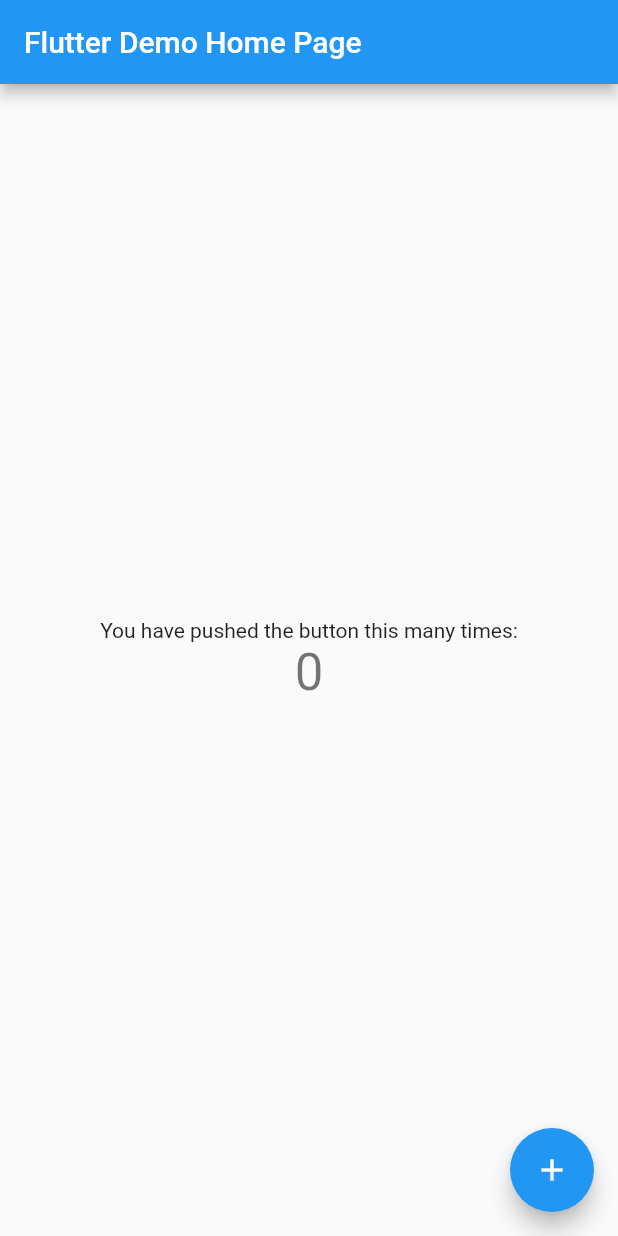
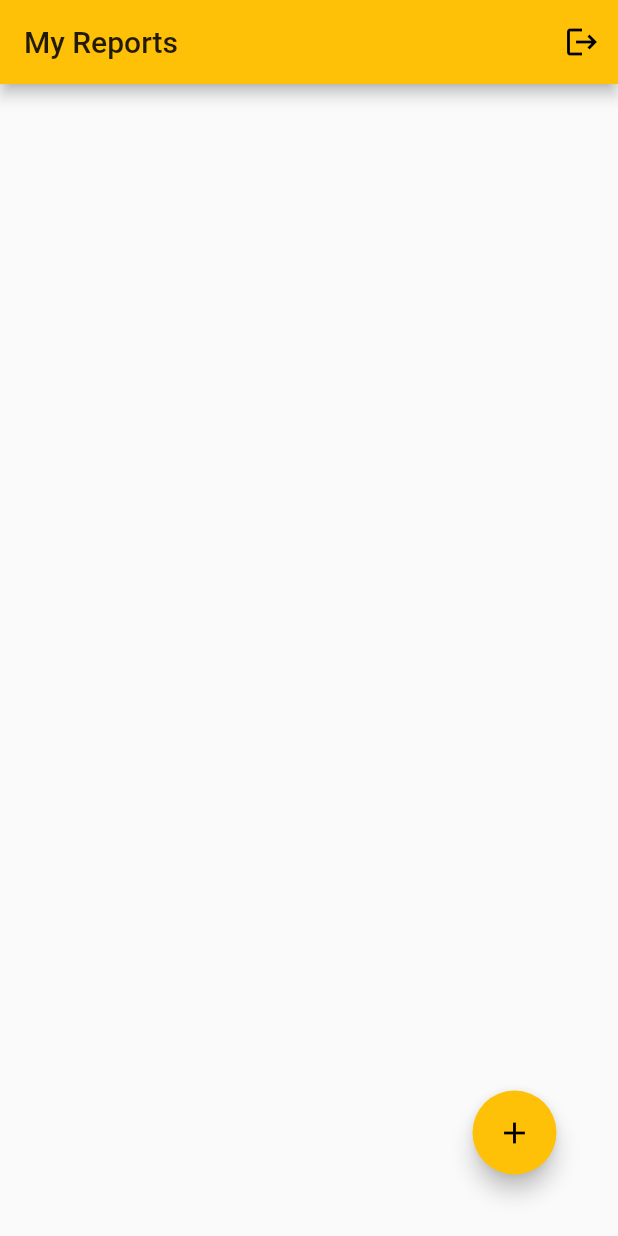
Before and after one commit to subhashissuara/Lend-A-Hand, a Flutter app: the screen it shows after launch, on a phone screen of 412 x 824 dp. Run offline on Flutter 3.47's test engine with Material 2 defaults, Android fonts, the phone set to English and light mode, and no system bars.

Commit message:
Create Home View

```diff
--- a/lib/main.dart
+++ b/lib/main.dart
@@ -1,3 +1,4 @@
+import 'package:Lend_A_Hand/views/home.dart';
 import 'package:flutter/material.dart';
 
 void main() {
@@ -9,109 +10,12 @@
   @override
   Widget build(BuildContext context) {
     return MaterialApp(
-      title: 'Flutter Demo',
+      debugShowCheckedModeBanner: false,
+      title: 'Lend a hand',
       theme: ThemeData(
-        // This is the theme of your application.
-        //
-        // Try running your application with "flutter run". You'll see the
-        // application has a blue toolbar. Then, without quitting the app, try
-        // changing the primarySwatch below to Colors.green and then invoke
-        // "hot reload" (press "r" in the console where you ran "flutter run",
-        // or simply save your changes to "hot reload" in a Flutter IDE).
-        // Notice that the counter didn't reset back to zero; the application
-        // is not restarted.
-        primarySwatch: Colors.blue,
-        // This makes the visual density adapt to the platform that you run
-        // the app on. For desktop platforms, the controls will be smaller and
-        // closer together (more dense) than on mobile platforms.
-        visualDensity: VisualDensity.adaptivePlatformDensity,
+        primarySwatch: Colors.amber,
       ),
-      home: MyHomePage(title: 'Flutter Demo Home Page'),
+      home: Home(),
     );
   }
 }
-
-class MyHomePage extends StatefulWidget {
-  MyHomePage({Key key, this.title}) : super(key: key);
-
-  // This widget is the home page of your application. It is stateful, meaning
-  // that it has a State object (defined below) that contains fields that affect
-  // how it looks.
-
-  // This class is the configuration for the state. It holds the values (in this
-  // case the title) provided by the parent (in this case the App widget) and
-  // used by the build method of the State. Fields in a Widget subclass are
-  // always marked "final".
-
-  final String title;
-
-  @override
-  _MyHomePageState createState() => _MyHomePageState();
-}
-
-class _MyHomePageState extends State<MyHomePage> {
-  int _counter = 0;
-
-  void _incrementCounter() {
-    setState(() {
-      // This call to setState tells the Flutter framework that something has
-      // changed in this State, which causes it to rerun the build method below
-      // so that the display can reflect the updated values. If we changed
-      // _counter without calling setState(), then the build method would not be
-      // called again, and so nothing would appear to happen.
-      _counter++;
-    });
-  }
-
-  @override
-  Widget build(BuildContext context) {
-    // This method is rerun every time setState is called, for instance as done
-    // by the _incrementCounter method above.
-    //
-    // The Flutter framework has been optimized to make rerunning build methods
-    // fast, so that you can just rebuild anything that needs updating rather
-    // than having to individually change instances of widgets.
-    return Scaffold(
-      appBar: AppBar(
-        // Here we take the value from the MyHomePage object that was created by
-        // the App.build method, and use it to set our appbar title.
-        title: Text(widget.title),
-      ),
-      body: Center(
-        // Center is a layout widget. It takes a single child and positions it
-        // in the middle of the parent.
-        child: Column(
-          // Column is also a layout widget. It takes a list of children and
-          // arranges them vertically. By default, it sizes itself to fit its
-          // children horizontally, and tries to be as tall as its parent.
-          //
-          // Invoke "debug painting" (press "p" in the console, choose the
-          // "Toggle Debug Paint" action from the Flutter Inspector in Android
-          // Studio, or the "Toggle Debug Paint" command in Visual Studio Code)
-          // to see the wireframe for each widget.
-          //
-          // Column has various properties to control how it sizes itself and
-          // how it positions its children. Here we use mainAxisAlignment to
-          // center the children vertically; the main axis here is the vertical
-          // axis because Columns are vertical (the cross axis would be
-          // horizontal).
-          mainAxisAlignment: MainAxisAlignment.center,
-          children: <Widget>[
-            Text(
-              'You have pushed the button this many times:',
-            ),
-            Text(
-              '$_counter',
-              style: Theme.of(context).textTheme.headline4,
-            ),
-          ],
-        ),
-      ),
-      floatingActionButton: FloatingActionButton(
-        onPressed: _incrementCounter,
-        tooltip: 'Increment',
-        child: Icon(Icons.add),
-      ), // This trailing comma makes auto-formatting nicer for build methods.
-    );
-  }
-}
--- /dev/null
+++ b/lib/views/home.dart
@@ -0,0 +1,35 @@
+import 'package:flutter/material.dart';
+
+class Home extends StatefulWidget {
+  @override
+  _HomeState createState() => _HomeState();
+}
+
+class _HomeState extends State<Home> {
+  @override
+  Widget build(BuildContext context) {
+    return Scaffold(
+      appBar: AppBar(
+        title: Text('My Reports'),
+        actions: [
+          IconButton(
+            icon: Icon(Icons.logout),
+            onPressed: () {
+
+            }
+            )
+        ],
+      ),
+      floatingActionButton: Padding(
+        padding: const EdgeInsets.only(right: 25, bottom: 25),
+        child: FloatingActionButton(
+          onPressed: () {
+
+          },
+          tooltip: 'Report',
+          child: Icon(Icons.add),
+        ),
+      ),
+    );
+  }
+}
```
